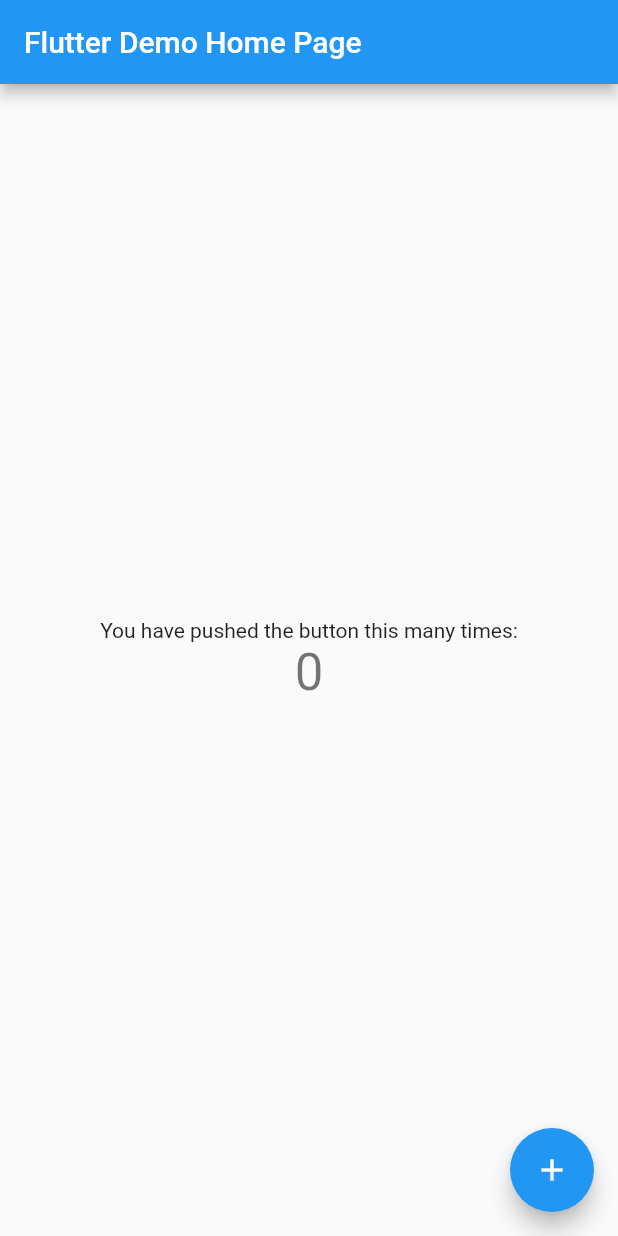
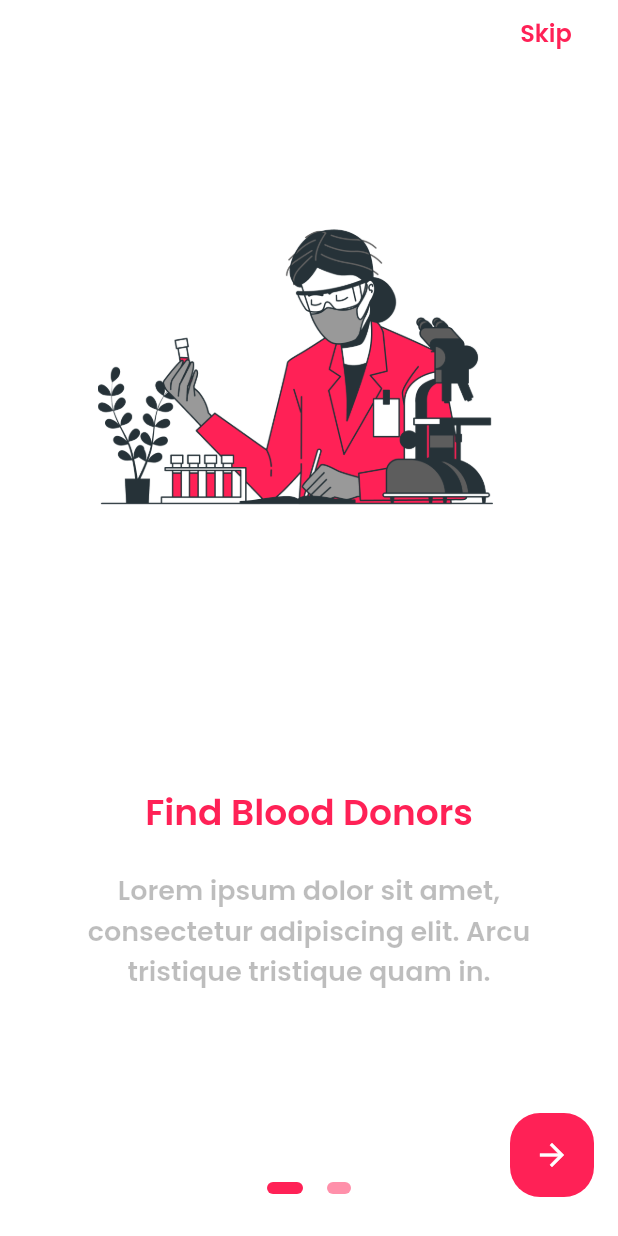
Before and after one commit to BloodConnect-Team/Blood-Connect-Mobile-Apps, a Flutter app: the screen it shows after launch, on a phone screen of 412 x 824 dp. Run offline on Flutter 3.47's test engine with Material 2 defaults, Android fonts, the phone set to English and light mode, and no system bars; drawn by our look-alikes of flutter_onboarding_slider; our stand-ins replace go_router, google_fonts.

Commit message:
update  onboarding page

```diff
--- a/lib/common/routes.dart
+++ b/lib/common/routes.dart
@@ -1,3 +1,4 @@
+import 'package:bloodconnect/pages/onboarding_page.dart';
 import 'package:bloodconnect/pages/splash_screen.dart';
 import 'package:flutter/material.dart';
 import 'package:go_router/go_router.dart';
@@ -19,7 +20,7 @@
       },
     ),
   ],
-  initialLocation: "/splashscreen",
+  initialLocation: "/onboarding",
   debugLogDiagnostics: true,
   routerNeglect: true,
 );
--- a/lib/data/api/api_services.dart
+++ b/lib/data/api/api_services.dart
@@ -1,3 +1,4 @@
 class ApiServices {
 
+  String _url = "http://10.0.2.2/";
 }
--- a/lib/main.dart
+++ b/lib/main.dart
@@ -1,4 +1,6 @@
+import 'package:bloodconnect/common/routes.dart';
 import 'package:flutter/material.dart';
+import 'package:google_fonts/google_fonts.dart';
 
 void main() {
   runApp(const MyApp());
@@ -7,109 +9,16 @@
 class MyApp extends StatelessWidget {
   const MyApp({super.key});
 
-  // This widget is the root of your application.
   @override
   Widget build(BuildContext context) {
-    return MaterialApp(
-      title: 'Flutter Demo',
-      theme: ThemeData(
-        // This is the theme of your application.
-        //
-        // Try running your application with "flutter run". You'll see the
-        // application has a blue toolbar. Then, without quitting the app, try
-        // changing the primarySwatch below to Colors.green and then invoke
-        // "hot reload" (press "r" in the console where you ran "flutter run",
-        // or simply save your changes to "hot reload" in a Flutter IDE).
-        // Notice that the counter didn't reset back to zero; the application
-        // is not restarted.
-        primarySwatch: Colors.blue,
-      ),
-      home: const MyHomePage(title: 'Flutter Demo Home Page'),
-    );
+    return MaterialApp.router(
+        title: "BloodConnect",
+        theme: ThemeData(
+            textTheme:
+                GoogleFonts.poppinsTextTheme(Theme.of(context).textTheme)),
+        routeInformationParser: routes.routeInformationParser,
+        routerDelegate: routes.routerDelegate,
+        routeInformationProvider: routes.routeInformationProvider,
+      );
   }
 }
-
-class MyHomePage extends StatefulWidget {
-  const MyHomePage({super.key, required this.title});
-
-  // This widget is the home page of your application. It is stateful, meaning
-  // that it has a State object (defined below) that contains fields that affect
-  // how it looks.
-
-  // This class is the configuration for the state. It holds the values (in this
-  // case the title) provided by the parent (in this case the App widget) and
-  // used by the build method of the State. Fields in a Widget subclass are
-  // always marked "final".
-
-  final String title;
-
-  @override
-  State<MyHomePage> createState() => _MyHomePageState();
-}
-
-class _MyHomePageState extends State<MyHomePage> {
-  int _counter = 0;
-
-  void _incrementCounter() {
-    setState(() {
-      // This call to setState tells the Flutter framework that something has
-      // changed in this State, which causes it to rerun the build method below
-      // so that the display can reflect the updated values. If we changed
-      // _counter without calling setState(), then the build method would not be
-      // called again, and so nothing would appear to happen.
-      _counter++;
-    });
-  }
-
-  @override
-  Widget build(BuildContext context) {
-    // This method is rerun every time setState is called, for instance as done
-    // by the _incrementCounter method above.
-    //
-    // The Flutter framework has been optimized to make rerunning build methods
-    // fast, so that you can just rebuild anything that needs updating rather
-    // than having to individually change instances of widgets.
-    return Scaffold(
-      appBar: AppBar(
-        // Here we take the value from the MyHomePage object that was created by
-        // the App.build method, and use it to set our appbar title.
-        title: Text(widget.title),
-      ),
-      body: Center(
-        // Center is a layout widget. It takes a single child and positions it
-        // in the middle of the parent.
-        child: Column(
-          // Column is also a layout widget. It takes a list of children and
-          // arranges them vertically. By default, it sizes itself to fit its
-          // children horizontally, and tries to be as tall as its parent.
-          //
-          // Invoke "debug painting" (press "p" in the console, choose the
-          // "Toggle Debug Paint" action from the Flutter Inspector in Android
-          // Studio, or the "Toggle Debug Paint" command in Visual Studio Code)
-          // to see the wireframe for each widget.
-          //
-          // Column has various properties to control how it sizes itself and
-          // how it positions its children. Here we use mainAxisAlignment to
-          // center the children vertically; the main axis here is the vertical
-          // axis because Columns are vertical (the cross axis would be
-          // horizontal).
-          mainAxisAlignment: MainAxisAlignment.center,
-          children: <Widget>[
-            const Text(
-              'You have pushed the button this many times:',
-            ),
-            Text(
-              '$_counter',
-              style: Theme.of(context).textTheme.headlineMedium,
-            ),
-          ],
-        ),
-      ),
-      floatingActionButton: FloatingActionButton(
-        onPressed: _incrementCounter,
-        tooltip: 'Increment',
-        child: const Icon(Icons.add),
-      ), // This trailing comma makes auto-formatting nicer for build methods.
-    );
-  }
-}
--- a/lib/pages/onboarding_page.dart
+++ b/lib/pages/onboarding_page.dart
@@ -0,0 +1,208 @@
+import 'package:bloodconnect/const/color.dart';
+import 'package:flutter/cupertino.dart';
+import 'package:flutter/material.dart';
+import 'package:flutter_onboarding_slider/flutter_onboarding_slider.dart';
+import 'package:go_router/go_router.dart';
+
+class onBoardingPage extends StatelessWidget {
+  const onBoardingPage({super.key});
+
+  @override
+  Widget build(BuildContext context) {
+    return OnBoardingSlider(
+      finishButtonText: 'Start Now',
+      finishButtonTextStyle: TextStyle(fontSize: 18),
+      onFinish: () {
+        Navigator.push(context, MaterialPageRoute(
+          builder: (context) {
+            return IntroPage();
+          },
+        ));
+      },
+      skipTextButton: Text(
+        'Skip',
+        style: TextStyle(
+          fontSize: 16,
+          color: PrimaryColor,
+          fontWeight: FontWeight.w600,
+        ),
+      ),
+      trailingFunction: () {
+        // Navigator.push(
+        //   context,
+        //   CupertinoPageRoute(
+        //     builder: (context) => LoginPage(),
+        //   ),
+        // );
+      },
+      controllerColor: PrimaryColor,
+      totalPage: 2,
+      headerBackgroundColor: Colors.white,
+      pageBackgroundColor: Colors.white,
+      imageHorizontalOffset: 65,
+      imageVerticalOffset: 60,
+      finishButtonStyle: FinishButtonStyle(
+          backgroundColor: PrimaryColor,
+          shape: RoundedRectangleBorder(
+              borderRadius: BorderRadius.all(Radius.circular(20)))),
+      background: [
+        Image.asset(
+          'assets/img/onboarding1.png',
+          height: 250,
+        ),
+        Image.asset(
+          'assets/img/onboarding2.png',
+          height: 200,
+        ),
+      ],
+      speed: 1.8,
+      pageBodies: [
+        Container(
+          padding: EdgeInsets.symmetric(horizontal: 40),
+          child: Column(
+            mainAxisAlignment: MainAxisAlignment.start,
+            crossAxisAlignment: CrossAxisAlignment.center,
+            children: <Widget>[
+              SizedBox(
+                height: 480,
+              ),
+              Text(
+                'Find Blood Donors',
+                textAlign: TextAlign.center,
+                style: TextStyle(
+                  color: PrimaryColor,
+                  fontSize: 24.0,
+                  fontWeight: FontWeight.w600,
+                ),
+              ),
+              SizedBox(
+                height: 20,
+              ),
+              Text(
+                'Lorem ipsum dolor sit amet, consectetur adipiscing elit. Arcu tristique tristique quam in.',
+                textAlign: TextAlign.center,
+                style: TextStyle(
+                  color: Colors.black26,
+                  fontSize: 18.0,
+                  fontWeight: FontWeight.w600,
+                ),
+              ),
+            ],
+          ),
+        ),
+        Container(
+          padding: EdgeInsets.symmetric(horizontal: 40),
+          child: Column(
+            mainAxisAlignment: MainAxisAlignment.start,
+            crossAxisAlignment: CrossAxisAlignment.center,
+            children: <Widget>[
+              SizedBox(
+                height: 480,
+              ),
+              Text(
+                'Post A Blood Request',
+                textAlign: TextAlign.center,
+                style: TextStyle(
+                  color: PrimaryColor,
+                  fontSize: 24.0,
+                  fontWeight: FontWeight.w600,
+                ),
+              ),
+              SizedBox(
+                height: 20,
+              ),
+              Text(
+                'Lorem ipsum dolor sit amet, consectetur adipiscing elit. Arcu tristique tristique quam in.',
+                textAlign: TextAlign.center,
+                style: TextStyle(
+                  color: Colors.black26,
+                  fontSize: 18.0,
+                  fontWeight: FontWeight.w600,
+                ),
+              ),
+            ],
+          ),
+        ),
+      ],
+    );
+  }
+}
+
+class IntroPage extends StatelessWidget {
+  const IntroPage({super.key});
+
+  @override
+  Widget build(BuildContext context) {
+    return Scaffold(
+      body: Center(
+        child: Column(
+          crossAxisAlignment: CrossAxisAlignment.center,
+          mainAxisAlignment: MainAxisAlignment.center,
+          children: [
+            Column(
+              mainAxisAlignment: MainAxisAlignment.center,
+              children: [
+                Image.asset(
+                  "assets/img/logo1.png",
+                  width: 250,
+                ),
+                SizedBox(height: 30),
+                SizedBox(
+                  width: MediaQuery.of(context).size.width - 50,
+                  child: Text(
+                    "You can donate for ones in need and request blood if you need.",
+                    textAlign: TextAlign.center,
+                    style: TextStyle(fontSize: 20),
+                  ),
+                ),
+              ],
+            ),
+            SizedBox(height: 80),
+            Column(
+              children: [
+                InkWell(
+                  child: Container(
+                    height: 50,
+                    width: MediaQuery.of(context).size.width - 50,
+                    child: Center(
+                      child: Text(
+                        "Login",
+                        style: TextStyle(
+                            color: PrimaryColor,
+                            fontWeight: FontWeight.bold,
+                            fontSize: 20),
+                      ),
+                    ),
+                    decoration: BoxDecoration(
+                        border: Border.all(color: PrimaryColor, width: 3),
+                        borderRadius: BorderRadius.circular(30)),
+                  ),
+                ),
+                SizedBox(height: 24),
+                InkWell(
+                  child: Container(
+                    height: 50,
+                    width: MediaQuery.of(context).size.width - 50,
+                    child: Center(
+                      child: Text(
+                        "Register",
+                        style: TextStyle(
+                            color: Colors.white,
+                            fontWeight: FontWeight.bold,
+                            fontSize: 20),
+                      ),
+                    ),
+                    decoration: BoxDecoration(
+                        color: PrimaryColor,
+                        borderRadius: BorderRadius.circular(30)),
+                  ),
+                ),
+                SizedBox(height: 15),
+              ],
+            ),
+          ],
+        ),
+      ),
+    );
+  }
+}
--- a/pubspec.yaml
+++ b/pubspec.yaml
@@ -33,6 +33,7 @@
     sdk: flutter
   flutter_onboarding_slider: ^1.0.9
   go_router: ^6.5.7
+  google_fonts: ^4.0.3
   provider: ^6.0.5
 
 dev_dependencies:
@@ -50,8 +51,8 @@
   # the material Icons class.
   uses-material-design: true
   # To add assets to your application, add an assets section, like this:
-  # assets:
-  #   - images/a_dot_burr.jpeg
+  assets:
+    - assets/img/
   #   - images/a_dot_ham.jpeg
   # An image asset can refer to one or more resolution-specific "variants", see
   # https://flutter.dev/assets-and-images/#resolution-aware
```
Also changed, not shown: assets/img/logo1.png (added), assets/img/onboarding1.png (added), assets/img/onboarding2.png (added), pubspec.lock, 1 other file.
